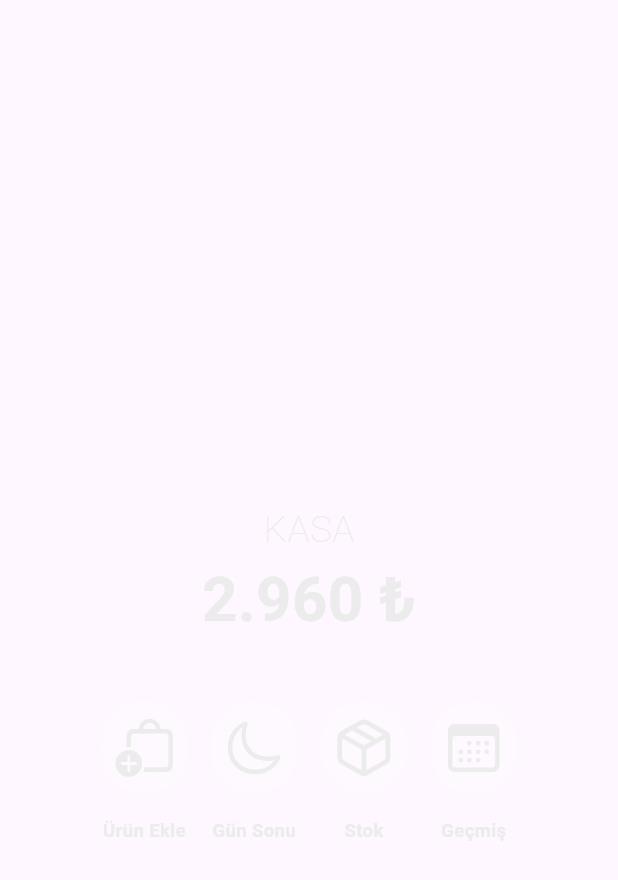
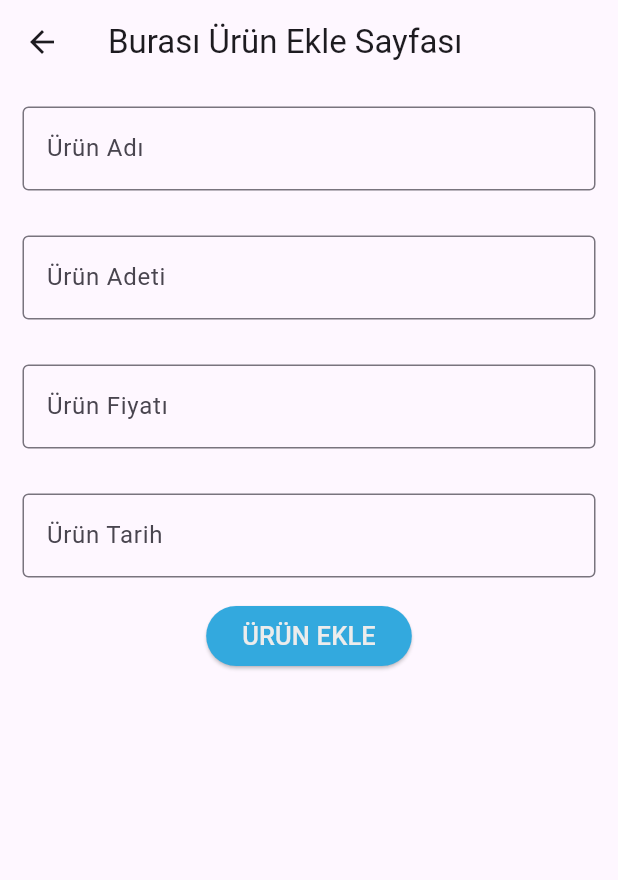
Before and after one commit to muhammeddastan/TakipPlus-Mobile-App, a Flutter app: the KasaVeIslemler widget shown alone on an empty page, opened directly, after a tap on an icon or button, on a phone screen of 412 x 824 dp. Shown: the top 880 px of the screen. Run offline on Flutter 3.47's test engine with Material 3 defaults, Android fonts, the phone set to English and light mode, and no system bars; our stand-ins replace google_fonts.

Commit message:
Ürün Ekle Sayfası Oluşturuldu

```diff
--- a/lib/Components/AnaSayfa/KasaVeIslemler.dart
+++ b/lib/Components/AnaSayfa/KasaVeIslemler.dart
@@ -3,6 +3,7 @@
 import 'package:flutter/cupertino.dart';
 import 'package:flutter/material.dart';
 import 'package:takip_plus/Colors/Renkler.dart';
+import 'package:takip_plus/Pages/Urunler/UrunEkle.dart';
 
 class KasaVeIslemler extends StatelessWidget {
   const KasaVeIslemler({
@@ -49,7 +50,12 @@ class KasaVeIslemler extends StatelessWidget {
                           color: Colors.white.withOpacity(0.2),
                           borderRadius: BorderRadius.circular(30)),
                       child: IconButton(
-                        onPressed: () {},
+                        onPressed: () {
+                          Navigator.push(
+                            context,
+                            MaterialPageRoute(builder: (context) => UrunEkle()),
+                          );
+                        },
                         icon: Icon(CupertinoIcons.bag_badge_plus,
                             size: MediaQuery.of(context).size.width * 0.1,
                             color: Renkler.White),
--- /dev/null
+++ b/lib/Pages/Urunler/UrunEkle.dart
@@ -0,0 +1,92 @@
+import 'package:flutter/material.dart';
+import 'package:takip_plus/Colors/Renkler.dart';
+
+class UrunEkle extends StatelessWidget {
+  const UrunEkle({super.key});
+
+  @override
+  Widget build(BuildContext context) {
+    return Scaffold(
+      appBar: AppBar(
+        title: Text('Burası Ürün Ekle Sayfası'),
+      ),
+      body: Column(
+        children: [
+          const Padding(
+            padding: EdgeInsets.all(15.0),
+            child: TextField(
+              keyboardType: TextInputType.name,
+              decoration: InputDecoration(
+                label: Text("Ürün Adı"),
+                border: OutlineInputBorder(
+                  borderSide: BorderSide(width: 1, color: Colors.grey),
+                ),
+                focusedBorder: OutlineInputBorder(
+                  borderSide: BorderSide(width: 2, color: Colors.blue),
+                ),
+              ),
+            ),
+          ),
+          const Padding(
+            padding: EdgeInsets.all(15.0),
+            child: TextField(
+              keyboardType: TextInputType.number,
+              decoration: InputDecoration(
+                label: Text("Ürün Adeti"),
+                border: OutlineInputBorder(
+                  borderSide: BorderSide(width: 1, color: Colors.grey),
+                ),
+                focusedBorder: OutlineInputBorder(
+                  borderSide: BorderSide(width: 2, color: Colors.blue),
+                ),
+              ),
+            ),
+          ),
+          const Padding(
+            padding: EdgeInsets.all(15.0),
+            child: TextField(
+              keyboardType: TextInputType.number,
+              decoration: InputDecoration(
+                label: Text("Ürün Fiyatı"),
+                border: OutlineInputBorder(
+                  borderSide: BorderSide(width: 1, color: Colors.grey),
+                ),
+                focusedBorder: OutlineInputBorder(
+                  borderSide: BorderSide(width: 2, color: Colors.blue),
+                ),
+              ),
+            ),
+          ),
+          const Padding(
+            padding: EdgeInsets.all(15.0),
+            child: TextField(
+              keyboardType: TextInputType.datetime,
+              decoration: InputDecoration(
+                label: Text("Ürün Tarih"),
+                border: OutlineInputBorder(
+                  borderSide: BorderSide(width: 1, color: Colors.grey),
+                ),
+                focusedBorder: OutlineInputBorder(
+                  borderSide: BorderSide(width: 2, color: Colors.blue),
+                ),
+              ),
+            ),
+          ),
+          ElevatedButton(
+
+            style: ButtonStyle(
+
+              backgroundColor: MaterialStatePropertyAll(Renkler.Blue),
+            ),
+            onPressed: () {},
+            child: Text(
+
+              'ÜRÜN EKLE',
+              style: TextStyle(color: Renkler.White,fontSize: 17, ),
+            ),
+          ),
+        ],
+      ),
+    );
+  }
+}
```
